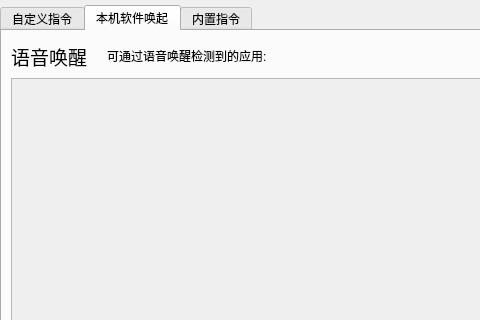
Before: the Qt Designer form EasyPointer/DialogCloudCmd.ui in wlffeng2008/EasyPointer, drawn with Qt 5; both pictures show x 0 to 480 and y 0 to 320 of the 840 by 640 pixel window.
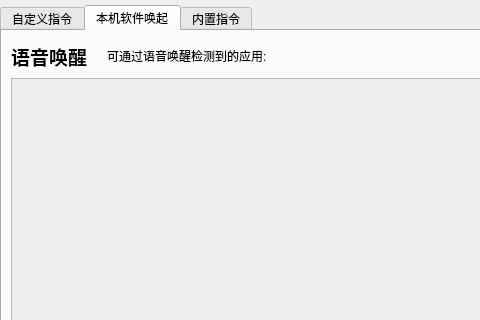
After: the same form once the commit is applied. Custom widgets are drawn as their Qt base class.

Diff of the .ui file:
```diff
--- a/EasyPointer/DialogCloudCmd.ui
+++ b/EasyPointer/DialogCloudCmd.ui
@@ -198,12 +198,9 @@
              <family>Microsoft YaHei UI</family>
              <pointsize>14</pointsize>
              <italic>false</italic>
-             <fontweight>DemiBold</fontweight>
+             <bold>true</bold>
             </font>
            </property>
-           <property name="styleSheet">
-            <string notr="true">font: 600 14pt &quot;Microsoft YaHei UI&quot;;</string>
-           </property>
            <property name="text">
             <string>语音唤醒</string>
            </property>
```
Left out of the diff: 26 changed lines with no effect on the pictures.
